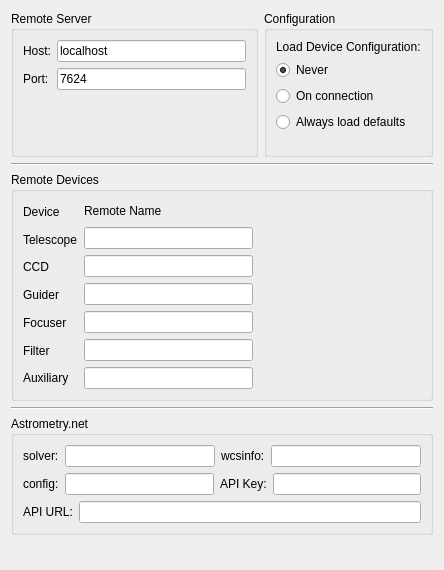
Old version of the form kstars/ekos/opsekos.ui in the repository KDE/kstars.
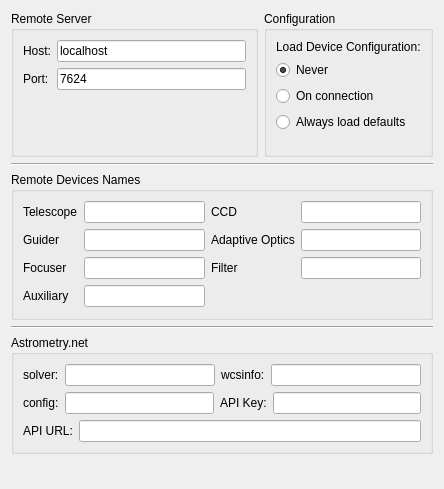
New version of the form.

Commit message: Add support for Adaptive Optics in Ekos

Patch:
```diff
--- a/kstars/ekos/opsekos.ui
+++ b/kstars/ekos/opsekos.ui
@@ -7,7 +7,7 @@
     <x>0</x>
     <y>0</y>
     <width>444</width>
-    <height>570</height>
+    <height>489</height>
    </rect>
   </property>
   <layout class="QVBoxLayout" name="verticalLayout_6">
@@ -132,129 +132,104 @@
    <item>
     <widget class="QGroupBox" name="groupBox_4">
      <property name="title">
-      <string>Remote Devices</string>
+      <string>Remote Devices Names</string>
      </property>
-     <layout class="QHBoxLayout" name="horizontalLayout_3">
+     <layout class="QVBoxLayout" name="verticalLayout">
       <item>
-       <layout class="QVBoxLayout" name="verticalLayout">
-        <item>
-         <layout class="QHBoxLayout" name="horizontalLayout_4">
-          <item>
-           <widget class="QLabel" name="label">
-            <property name="text">
-             <string>Device</string>
-            </property>
-           </widget>
-          </item>
-         </layout>
-        </item>
-        <item>
+       <layout class="QGridLayout" name="gridLayout_2">
+        <item row="0" column="0">
          <widget class="QLabel" name="label_6">
           <property name="text">
            <string>Telescope</string>
           </property>
          </widget>
         </item>
-        <item>
+        <item row="0" column="1">
+         <widget class="QLineEdit" name="kcfg_remoteScopeName"/>
+        </item>
+        <item row="0" column="2">
          <widget class="QLabel" name="label_7">
           <property name="text">
            <string>CCD</string>
           </property>
          </widget>
         </item>
-        <item>
+        <item row="0" column="3">
+         <widget class="QLineEdit" name="kcfg_remoteCCDName">
+          <property name="text">
+           <string/>
+          </property>
+         </widget>
+        </item>
+        <item row="1" column="0">
          <widget class="QLabel" name="label_8">
           <property name="text">
            <string>Guider</string>
           </property>
          </widget>
         </item>
-        <item>
+        <item row="1" column="1">
+         <widget class="QLineEdit" name="kcfg_remoteGuiderName"/>
+        </item>
+        <item row="1" column="2">
+         <widget class="QLabel" name="label_19">
+          <property name="text">
+           <string>Adaptive Optics</string>
+          </property>
+         </widget>
+        </item>
+        <item row="1" column="3">
+         <widget class="QLineEdit" name="kcfg_remoteAOName">
+          <property name="text">
+           <string/>
+          </property>
+         </widget>
+        </item>
+        <item row="2" column="0">
          <widget class="QLabel" name="label_9">
           <property name="text">
            <string>Focuser</string>
           </property>
          </widget>
         </item>
-        <item>
+        <item row="2" column="1">
+         <widget class="QLineEdit" name="kcfg_remoteFocuserName">
+          <property name="text">
+           <string/>
+          </property>
+         </widget>
+        </item>
+        <item row="2" column="2">
          <widget class="QLabel" name="label_10">
           <property name="text">
            <string>Filter</string>
           </property>
          </widget>
         </item>
-        <item>
+        <item row="2" column="3">
+         <widget class="QLineEdit" name="kcfg_remoteFilterName"/>
+        </item>
+        <item row="3" column="0">
          <widget class="QLabel" name="label_11">
           <property name="text">
            <string>Auxiliary</string>
           </property>
          </widget>
         </item>
-       </layout>
-      </item>
-      <item>
-       <layout class="QVBoxLayout" name="verticalLayout_3">
-        <item>
-         <layout class="QHBoxLayout" name="horizontalLayout_2">
-          <item>
-           <widget class="QLabel" name="label_5">
-            <property name="text">
-             <string>Remote Name</string>
-            </property>
-           </widget>
-          </item>
-          <item>
-           <spacer name="horizontalSpacer_3">
-            <property name="orientation">
-             <enum>Qt::Horizontal</enum>
-            </property>
-            <property name="sizeHint" stdset="0">
-             <size>
-              <width>40</width>
-              <height>20</height>
-             </size>
-            </property>
-           </spacer>
-          </item>
-         </layout>
-        </item>
-        <item>
-         <widget class="QLineEdit" name="kcfg_remoteScopeName"/>
-        </item>
-        <item>
-         <widget class="QLineEdit" name="kcfg_remoteCCDName">
-          <property name="text">
-           <string/>
-          </property>
-         </widget>
-        </item>
-        <item>
-         <widget class="QLineEdit" name="kcfg_remoteGuiderName"/>
-        </item>
-        <item>
-         <widget class="QLineEdit" name="kcfg_remoteFocuserName">
-          <property name="text">
-           <string/>
-          </property>
-         </widget>
-        </item>
-        <item>
-         <widget class="QLineEdit" name="kcfg_remoteFilterName"/>
-        </item>
-        <item>
+        <item row="3" column="1">
          <widget class="QLineEdit" name="kcfg_remoteAuxName"/>
         </item>
        </layout>
       </item>
       <item>
-       <spacer name="horizontalSpacer">
+       <spacer name="verticalSpacer">
         <property name="orientation">
-         <enum>Qt::Horizontal</enum>
+         <enum>Qt::Vertical</enum>
         </property>
         <property name="sizeHint" stdset="0">
          <size>
-          <width>139</width>
-          <height>20</height>
+          <width>20</width>
+          <height>1</height>
          </size>
         </property>
        </spacer>
```
The commit also changes 7 other files.
